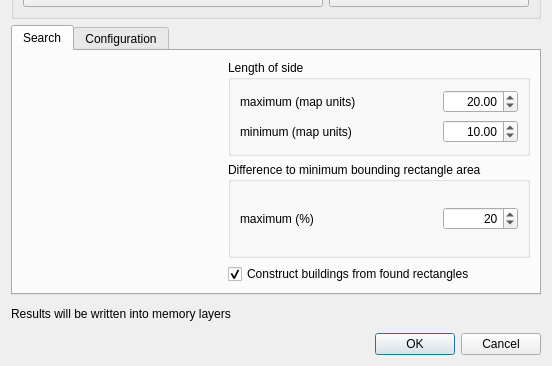
Qt form src/script/gui/postaar_dialog_base.ui (ISAAKiel/postAAR-python) before a commit; both pictures show x 0 to 552 and y 213 to 579 of the 552 by 579 pixel window.
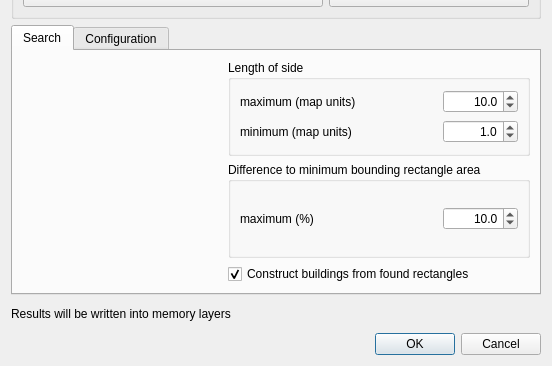
The same form after that commit. Icons and pictures are not drawn. Custom widgets are drawn as their Qt base class.

Commit message: gui tool tip

Patch:
```diff
--- a/src/script/gui/postaar_dialog_base.ui
+++ b/src/script/gui/postaar_dialog_base.ui
@@ -328,7 +328,7 @@
                  <set>Qt::AlignRight|Qt::AlignTrailing|Qt::AlignVCenter</set>
                 </property>
                 <property name="decimals">
-                 <number>2</number>
+                 <number>1</number>
                 </property>
                 <property name="maximum">
                  <double>9999999.000000000000000</double>
@@ -337,7 +337,7 @@
                  <double>0.500000000000000</double>
                 </property>
                 <property name="value">
-                 <double>20.000000000000000</double>
+                 <double>10.000000000000000</double>
                 </property>
                </widget>
               </item>
@@ -361,14 +361,17 @@
                 <property name="alignment">
                  <set>Qt::AlignRight|Qt::AlignTrailing|Qt::AlignVCenter</set>
                 </property>
+                <property name="decimals">
+                 <number>1</number>
+                </property>
                 <property name="maximum">
-                 <double>199.990000000000009</double>
+                 <double>200.000000000000000</double>
                 </property>
                 <property name="singleStep">
                  <double>0.500000000000000</double>
                 </property>
                 <property name="value">
-                 <double>10.000000000000000</double>
+                 <double>1.000000000000000</double>
                 </property>
                </widget>
               </item>
@@ -429,19 +432,19 @@
                  <set>Qt::AlignRight|Qt::AlignTrailing|Qt::AlignVCenter</set>
                 </property>
                 <property name="decimals">
-                 <number>0</number>
+                 <number>1</number>
                 </property>
                 <property name="minimum">
                  <double>0.000000000000000</double>
                 </property>
                 <property name="maximum">
-                 <double>100.000000000000000</double>
+                 <double>31.000000000000000</double>
                 </property>
                 <property name="singleStep">
                  <double>1.000000000000000</double>
                 </property>
                 <property name="value">
-                 <double>20.000000000000000</double>
+                 <double>10.000000000000000</double>
                 </property>
                </widget>
               </item>
```
Left out of the diff: 49 changed lines with no effect on the pictures.
